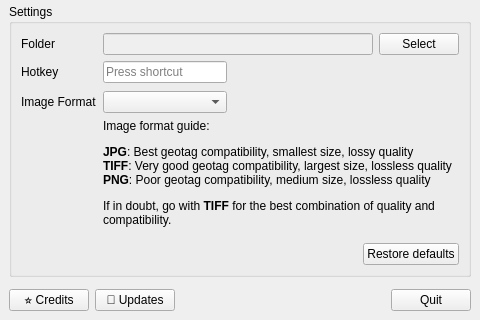
Before: the Qt Designer form qtdesigner/main_window.ui in pyviator/msfs-geoshot, drawn with Qt 5; both pictures show x 0 to 480 and y 138 to 458 of the 480 by 458 pixel window.
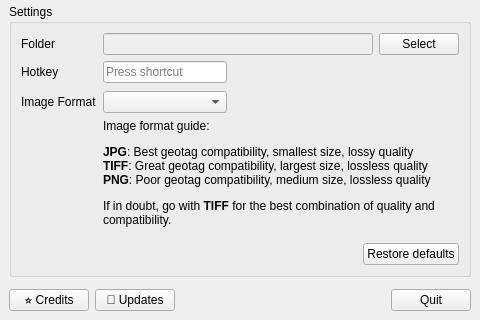
After: the same form once the commit is applied.

Commit message: Hook screenshot folder and last screenshot button up

The edit to the form file:
```diff
--- a/qtdesigner/main_window.ui
+++ b/qtdesigner/main_window.ui
@@ -139,7 +139,7 @@
        <item row="5" column="1" colspan="4">
         <widget class="QLabel" name="label_6">
          <property name="text">
-          <string>&lt;html&gt;&lt;head/&gt;&lt;body&gt;&lt;p&gt;Image format guide:&lt;/p&gt;&lt;p&gt;&lt;span style=&quot; font-weight:600;&quot;&gt;JPG&lt;/span&gt;: Best geotag compatibility, smallest size, lossy quality&lt;br/&gt;&lt;span style=&quot; font-weight:600;&quot;&gt;TIFF&lt;/span&gt;: Very good geotag compatibility, largest size, lossless quality&lt;br/&gt;&lt;span style=&quot; font-weight:600;&quot;&gt;PNG&lt;/span&gt;: Poor geotag compatibility, medium size, lossless quality&lt;/p&gt;&lt;p&gt;If in doubt, go with &lt;span style=&quot; font-weight:600;&quot;&gt;TIFF&lt;/span&gt; for the best combination of quality and compatibility. &lt;/p&gt;&lt;/body&gt;&lt;/html&gt;</string>
+          <string>&lt;html&gt;&lt;head/&gt;&lt;body&gt;&lt;p&gt;Image format guide:&lt;/p&gt;&lt;p&gt;&lt;span style=&quot; font-weight:600;&quot;&gt;JPG&lt;/span&gt;: Best geotag compatibility, smallest size, lossy quality&lt;br/&gt;&lt;span style=&quot; font-weight:600;&quot;&gt;TIFF&lt;/span&gt;: Great geotag compatibility, largest size, lossless quality&lt;br/&gt;&lt;span style=&quot; font-weight:600;&quot;&gt;PNG&lt;/span&gt;: Poor geotag compatibility, medium size, lossless quality&lt;/p&gt;&lt;p&gt;If in doubt, go with &lt;span style=&quot; font-weight:600;&quot;&gt;TIFF&lt;/span&gt; for the best combination of quality and compatibility. &lt;/p&gt;&lt;/body&gt;&lt;/html&gt;</string>
          </property>
          <property name="wordWrap">
           <bool>true</bool>
```
The commit also changes 2 other files.
